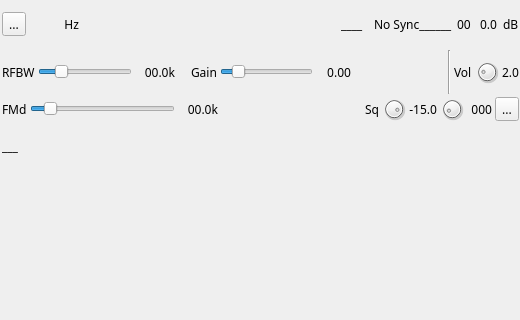
Qt form plugins/channel/demoddsd/dsddemodgui.ui (f4exb/sdrangel) before a commit; both pictures show x 0 to 520 and y 0 to 320 of the 520 by 898 pixel window.
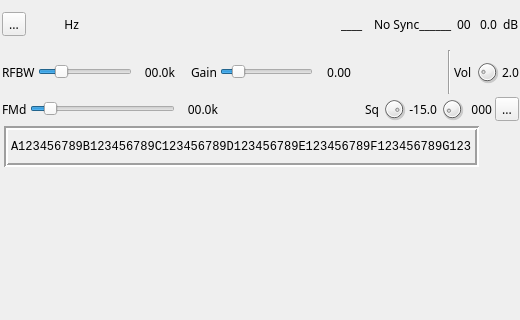
The same form after that commit. Icons and pictures are not drawn. Custom widgets are drawn as their Qt base class.

Commit message: DSD demod: embelishment of the signal format specific status display

What changed in the file:
```diff
--- a/plugins/channel/demoddsd/dsddemodgui.ui
+++ b/plugins/channel/demoddsd/dsddemodgui.ui
@@ -579,16 +579,40 @@
     </item>
     <item>
      <layout class="QHBoxLayout" name="formatStatusLayout">
+      <property name="leftMargin">
+       <number>2</number>
+      </property>
+      <property name="topMargin">
+       <number>2</number>
+      </property>
+      <property name="bottomMargin">
+       <number>2</number>
+      </property>
       <item>
        <widget class="QLabel" name="formatStatusText">
         <property name="minimumSize">
          <size>
-          <width>400</width>
+          <width>470</width>
           <height>0</height>
          </size>
         </property>
+        <property name="font">
+         <font>
+          <family>Monospace</family>
+          <pointsize>9</pointsize>
+         </font>
+        </property>
+        <property name="frameShape">
+         <enum>QFrame::Box</enum>
+        </property>
+        <property name="frameShadow">
+         <enum>QFrame::Sunken</enum>
+        </property>
+        <property name="lineWidth">
+         <number>2</number>
+        </property>
         <property name="text">
-         <string>___</string>
+         <string>A123456789B123456789C123456789D123456789E123456789F123456789G123</string>
         </property>
        </widget>
       </item>
```
The commit also changes 2 other files.
